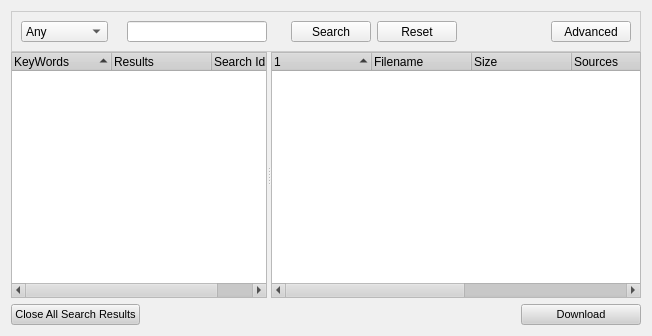
Above: retroshare-gui/src/gui/SearchDialog.ui from RetroShare/RetroShare before the change. Below: the same form after it.
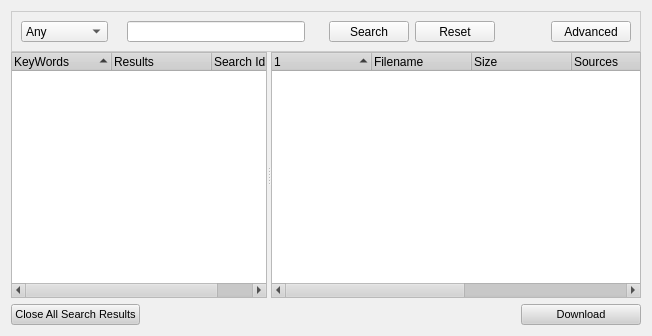
That is the form after the change. Icons and pictures are not drawn. Custom widgets are drawn as their Qt base class.

Commit message: improved design layout of some pages

Patch:
```diff
--- a/retroshare-gui/src/gui/SearchDialog.ui
+++ b/retroshare-gui/src/gui/SearchDialog.ui
@@ -680,7 +680,7 @@
         </property>
         <property name="sizeHint" stdset="0">
          <size>
-          <width>88</width>
+          <width>50</width>
           <height>20</height>
          </size>
         </property>
```
Left out of the diff: 9 changed lines with no effect on the pictures. The commit also changes 4 other files.
